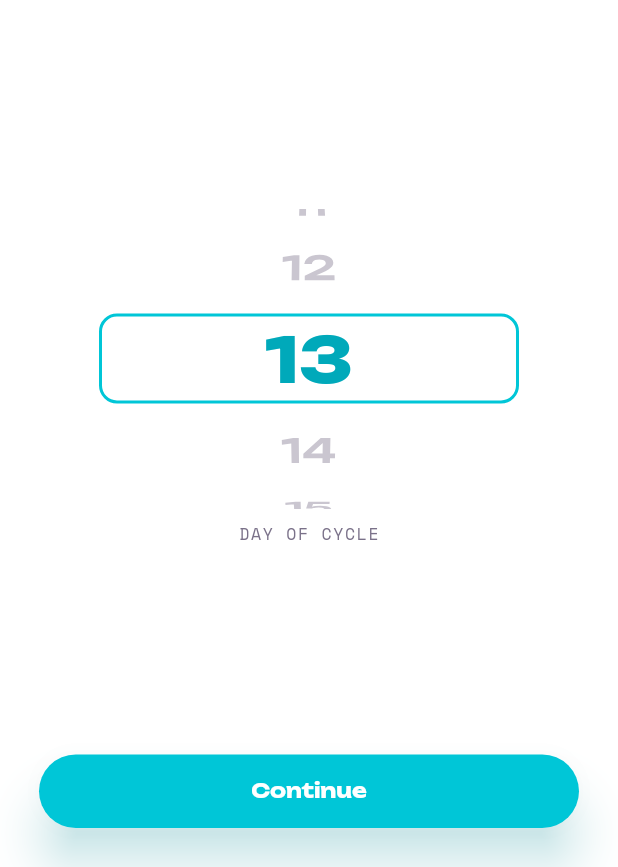
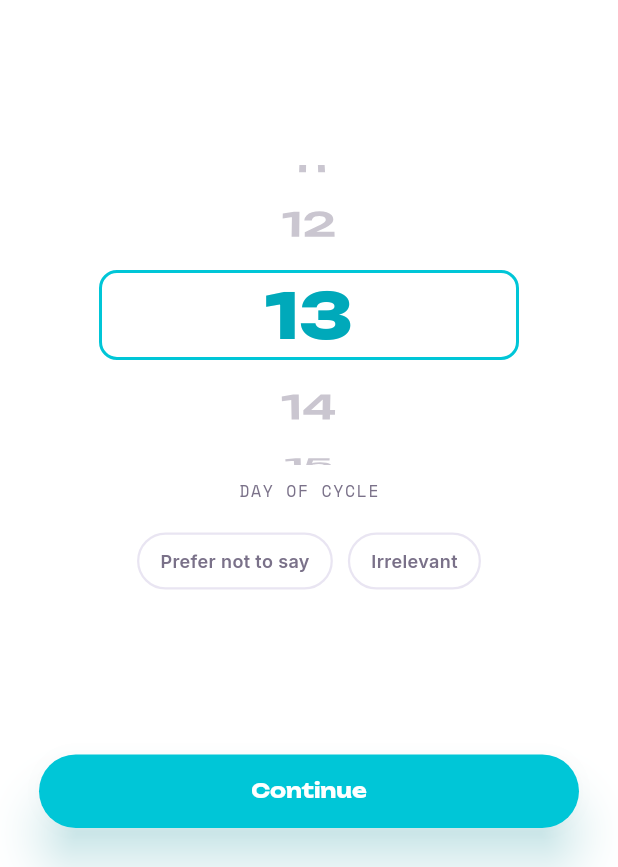
Before and after one commit to axentrix/wommi, a Flutter app: the OnboardingCycleDayScreen screen opened by its route, on a phone screen of 412 x 824 dp, the part 369-1236 px from its top. Run offline on Flutter 3.47's test engine with Material 3 defaults, Android fonts, the phone set to English and light mode, and no system bars; our stand-ins replace drift, flutter_riverpod, google_fonts; missing offline and left inert: dart:html; accounts and stored records are empty; generated files the repository leaves out were written again.

Commit message:
Add cycle-day opt-out chips to onboarding step 1
Lets users skip picking an exact cycle day with "Prefer not to say" or
"Irrelevant" chips below the day picker, defaulting to day 1 as a
neutral starting point instead of forcing an arbitrary guess.

```diff
--- a/lib/models/onboarding_state.dart
+++ b/lib/models/onboarding_state.dart
@@ -19,18 +19,35 @@ enum TryingMethod {
   final String label;
 }
 
+/// Lets a user opt out of picking a specific cycle day on the first
+/// onboarding screen, instead of being forced to scroll to some number
+/// that isn't true for them.
+enum CycleDayDisclosure {
+  preferNotToSay('Prefer not to say'),
+  irrelevant('Irrelevant');
+
+  const CycleDayDisclosure(this.label);
+  final String label;
+}
+
 class OnboardingData {
   final int cycleDay;
+  final CycleDayDisclosure? cycleDayDisclosure;
   final ConceptionStatus? conceptionStatus;
   final List<TryingMethod> tryingMethods;
   final int? daysIntoWait;
 
   OnboardingData({
     this.cycleDay = 13,
+    this.cycleDayDisclosure,
     this.conceptionStatus,
     this.tryingMethods = const [],
     this.daysIntoWait,
   });
+
+  /// The day actually used to seed the cycle: the picked day normally, or
+  /// day 1 (a neutral default) when the user opted out of specifying one.
+  int get effectiveCycleDay => cycleDayDisclosure != null ? 1 : cycleDay;
 
   OnboardingData copyWith({
     int? cycleDay,
@@ -40,9 +57,24 @@ class OnboardingData {
   }) {
     return OnboardingData(
       cycleDay: cycleDay ?? this.cycleDay,
+      // Picking a specific day supersedes any earlier opt-out.
+      cycleDayDisclosure: cycleDay != null ? null : cycleDayDisclosure,
       conceptionStatus: conceptionStatus ?? this.conceptionStatus,
       tryingMethods: tryingMethods ?? this.tryingMethods,
       daysIntoWait: daysIntoWait ?? this.daysIntoWait,
+    );
+  }
+
+  /// Sets or clears (pass null) the opt-out choice directly - copyWith
+  /// can't null out cycleDayDisclosure since it treats null as "keep the
+  /// current value".
+  OnboardingData withCycleDayDisclosure(CycleDayDisclosure? disclosure) {
+    return OnboardingData(
+      cycleDay: cycleDay,
+      cycleDayDisclosure: disclosure,
+      conceptionStatus: conceptionStatus,
+      tryingMethods: tryingMethods,
+      daysIntoWait: daysIntoWait,
     );
   }
 
--- a/lib/screens/onboarding_conception_screen.dart
+++ b/lib/screens/onboarding_conception_screen.dart
@@ -154,14 +154,14 @@ class OnboardingConceptionScreen extends ConsumerWidget {
                               // is what calculateCurrentCycleDay() uses to
                               // restore the right day on a later login.
                               startDate: DateTime.now()
-                                  .subtract(Duration(days: onboardingData.cycleDay - 1)),
+                                  .subtract(Duration(days: onboardingData.effectiveCycleDay - 1)),
                               cycleLength: 28,
                               ttcStatus: onboardingData.conceptionStatus,
                             ).then((_) {
                               // Initialize user state and go to home
                               ref
                                   .read(userStateProvider.notifier)
-                                  .initializeFromOnboarding(onboardingData.cycleDay);
+                                  .initializeFromOnboarding(onboardingData.effectiveCycleDay);
 
                               Navigator.of(context).pushNamedAndRemoveUntil(
                                 '/home',
@@ -172,7 +172,7 @@ class OnboardingConceptionScreen extends ConsumerWidget {
                               // Still navigate even if save fails
                               ref
                                   .read(userStateProvider.notifier)
-                                  .initializeFromOnboarding(onboardingData.cycleDay);
+                                  .initializeFromOnboarding(onboardingData.effectiveCycleDay);
 
                               Navigator.of(context).pushNamedAndRemoveUntil(
                                 '/home',
--- a/lib/screens/onboarding_cycle_day_screen.dart
+++ b/lib/screens/onboarding_cycle_day_screen.dart
@@ -1,6 +1,7 @@
 import 'package:flutter/material.dart';
 import 'package:flutter_riverpod/flutter_riverpod.dart';
 import '../theme.dart';
+import '../models/onboarding_state.dart';
 import '../widgets/number_scroll_picker.dart';
 import '../providers/onboarding_provider.dart';
 
@@ -11,6 +12,7 @@ class OnboardingCycleDayScreen extends ConsumerWidget {
   Widget build(BuildContext context, WidgetRef ref) {
     final onboardingData = ref.watch(onboardingProvider);
     final selectedDay = onboardingData.cycleDay;
+    final disclosure = onboardingData.cycleDayDisclosure;
 
     return Scaffold(
       backgroundColor: WommiColors.bg,
@@ -115,13 +117,19 @@ class OnboardingCycleDayScreen extends ConsumerWidget {
                         child: Column(
                           mainAxisAlignment: MainAxisAlignment.center,
                           children: [
-                            NumberScrollPicker(
+                            Opacity(
+                              opacity: disclosure == null ? 1.0 : 0.35,
+                              child: IgnorePointer(
+                                ignoring: disclosure != null,
+                                child: NumberScrollPicker(
                                   minValue: 1,
                                   maxValue: 35,
                                   initialValue: selectedDay,
                                   onChanged: (value) {
                                     ref.read(onboardingProvider.notifier).setCycleDay(value);
                                   },
+                                ),
+                              ),
                             ),
                             const SizedBox(height: 8),
                             Text(
@@ -133,6 +141,27 @@ class OnboardingCycleDayScreen extends ConsumerWidget {
                                 color: WommiColors.inkDim,
                                 fontWeight: FontWeight.w400,
                               ),
+                            ),
+                            const SizedBox(height: 20),
+                            Row(
+                              mainAxisAlignment: MainAxisAlignment.center,
+                              children: [
+                                _DisclosureChip(
+                                  label: CycleDayDisclosure.preferNotToSay.label,
+                                  isSelected: disclosure == CycleDayDisclosure.preferNotToSay,
+                                  onTap: () => ref
+                                      .read(onboardingProvider.notifier)
+                                      .toggleCycleDayDisclosure(CycleDayDisclosure.preferNotToSay),
+                                ),
+                                const SizedBox(width: 10),
+                                _DisclosureChip(
+                                  label: CycleDayDisclosure.irrelevant.label,
+                                  isSelected: disclosure == CycleDayDisclosure.irrelevant,
+                                  onTap: () => ref
+                                      .read(onboardingProvider.notifier)
+                                      .toggleCycleDayDisclosure(CycleDayDisclosure.irrelevant),
+                                ),
+                              ],
                             ),
                           ],
                         ),
@@ -179,3 +208,42 @@ class OnboardingCycleDayScreen extends ConsumerWidget {
     );
   }
 }
+
+class _DisclosureChip extends StatelessWidget {
+  final String label;
+  final bool isSelected;
+  final VoidCallback onTap;
+
+  const _DisclosureChip({
+    required this.label,
+    required this.isSelected,
+    required this.onTap,
+  });
+
+  @override
+  Widget build(BuildContext context) {
+    return GestureDetector(
+      onTap: onTap,
+      child: Container(
+        padding: const EdgeInsets.symmetric(horizontal: 14, vertical: 8),
+        decoration: BoxDecoration(
+          color: isSelected ? WommiColors.cyan.withOpacity(0.1) : Colors.white,
+          border: Border.all(
+            color: isSelected ? WommiColors.cyan : WommiColors.line,
+            width: 1.5,
+          ),
+          borderRadius: BorderRadius.circular(100),
+        ),
+        child: Text(
+          label,
+          style: TextStyle(
+            fontFamily: 'Inter',
+            fontSize: 12,
+            fontWeight: FontWeight.w600,
+            color: isSelected ? WommiColors.cyanDark : WommiColors.inkDim,
+          ),
+        ),
+      ),
+    );
+  }
+}
--- a/lib/screens/onboarding_step3_screen.dart
+++ b/lib/screens/onboarding_step3_screen.dart
@@ -203,7 +203,7 @@ class OnboardingStep3Screen extends ConsumerWidget {
                       // calculateCurrentCycleDay() uses to restore the
                       // right day on a later login.
                       startDate: DateTime.now()
-                          .subtract(Duration(days: onboardingData.cycleDay - 1)),
+                          .subtract(Duration(days: onboardingData.effectiveCycleDay - 1)),
                       cycleLength: 28,
                       ttcStatus: onboardingData.conceptionStatus,
                       ttcMethods: onboardingData.tryingMethods,
@@ -211,7 +211,7 @@ class OnboardingStep3Screen extends ConsumerWidget {
                       // Initialize user state with onboarding data
                       ref
                           .read(userStateProvider.notifier)
-                          .initializeFromOnboarding(onboardingData.cycleDay);
+                          .initializeFromOnboarding(onboardingData.effectiveCycleDay);
 
                       // Navigate to home screen
                       Navigator.of(context).pushNamedAndRemoveUntil(
@@ -223,7 +223,7 @@ class OnboardingStep3Screen extends ConsumerWidget {
                       // Still navigate even if save fails
                       ref
                           .read(userStateProvider.notifier)
-                          .initializeFromOnboarding(onboardingData.cycleDay);
+                          .initializeFromOnboarding(onboardingData.effectiveCycleDay);
 
                       Navigator.of(context).pushNamedAndRemoveUntil(
                         '/home',
```
Also changed, not shown: lib/providers/onboarding_provider.dart (+8 -0 lines), 2 other files. Lines whose indentation alone changed are shown as unchanged.
